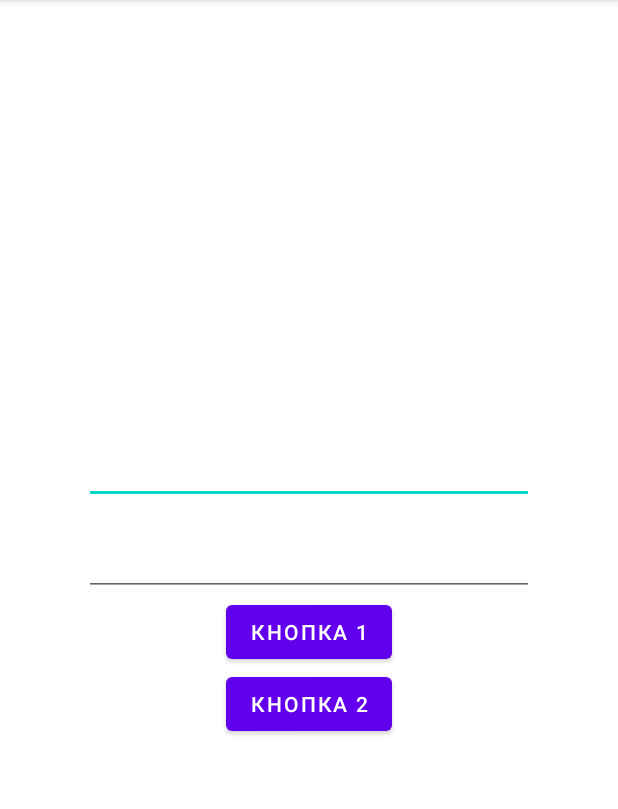
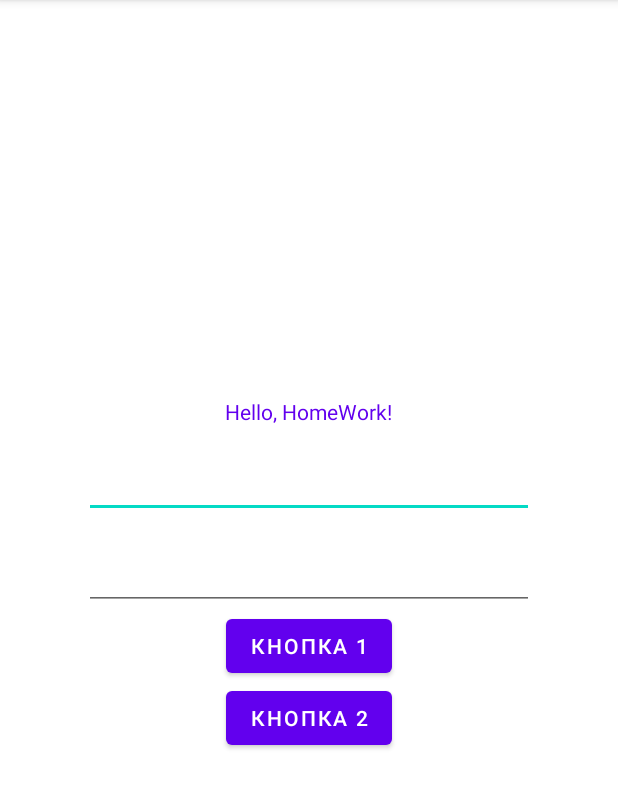
Before and after one commit to le0ninja/Group_1919hwOne, an Android app: the screen it shows after launch (MainActivity), on a phone screen of 412 x 824 dp, the part 84-893 px from its top. Run offline under Robolectric (Android 15) with nearby library versions, the phone set to English and light mode, and no system bars.

Commit message:
TextView элемент

```diff
--- a/app/src/main/res/layout/activity_main.xml
+++ b/app/src/main/res/layout/activity_main.xml
@@ -9,6 +9,12 @@
     tools:context=".MainActivity">
 
 
+    <TextView
+        android:layout_width="150dp"
+        android:layout_height="wrap_content"
+        android:text="Hello, HomeWork!"
+        android:gravity="center"
+        android:textColor="@color/purple_500"/>
     <EditText
         android:id="@+id/etOne"
         android:layout_width="300dp"
```
